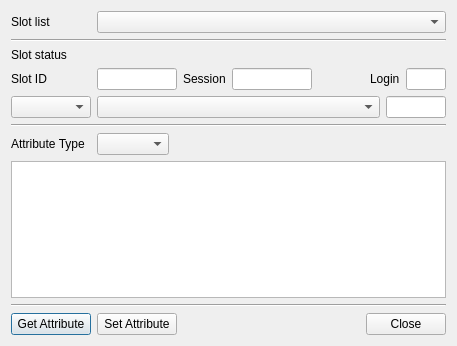
Before: the Qt Designer form CryptokiMan/edit_attribute_dlg.ui in jykim74/CryptokiMan, drawn with Qt 5.
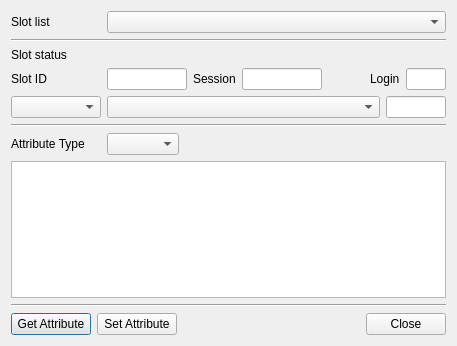
After: the same form once the commit is applied.

What changed in the file:
```diff
--- a/CryptokiMan/edit_attribute_dlg.ui
+++ b/CryptokiMan/edit_attribute_dlg.ui
@@ -23,7 +23,7 @@
       <widget class="QLabel" name="label">
        <property name="minimumSize">
         <size>
-         <width>80</width>
+         <width>90</width>
          <height>0</height>
         </size>
        </property>
@@ -77,7 +77,7 @@
       <widget class="QLabel" name="label_3">
        <property name="minimumSize">
         <size>
-         <width>80</width>
+         <width>90</width>
          <height>0</height>
         </size>
        </property>
@@ -144,7 +144,7 @@
       <widget class="QComboBox" name="mObjectCombo">
        <property name="minimumSize">
         <size>
-         <width>80</width>
+         <width>90</width>
          <height>0</height>
         </size>
        </property>
@@ -187,7 +187,7 @@
       <widget class="QLabel" name="label_5">
        <property name="minimumSize">
         <size>
-         <width>80</width>
+         <width>90</width>
          <height>0</height>
         </size>
        </property>
```
